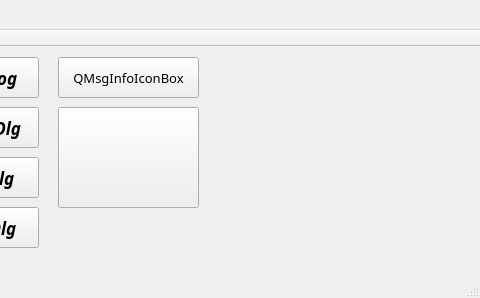
ShirleyLuoppx/QtStudy, file mainwindow.ui: the form before one commit; both pictures show x 462 to 942 and y 0 to 298 of the 942 by 298 pixel window.
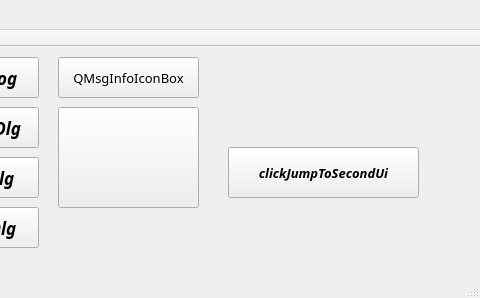
The form after the commit. Icons and pictures are not drawn.

Commit message: add login ui page and jump to ui page

The edit to the form file:
```diff
--- a/mainwindow.ui
+++ b/mainwindow.ui
@@ -241,6 +241,27 @@
      <string/>
     </property>
    </widget>
+   <widget class="QPushButton" name="pushButton_2">
+    <property name="geometry">
+     <rect>
+      <x>690</x>
+      <y>100</y>
+      <width>191</width>
+      <height>51</height>
+     </rect>
+    </property>
+    <property name="font">
+     <font>
+      <family>Arial Black</family>
+      <pointsize>10</pointsize>
+      <italic>true</italic>
+      <bold>true</bold>
+     </font>
+    </property>
+    <property name="text">
+     <string>clickJumpToSecondUi</string>
+    </property>
+   </widget>
   </widget>
   <widget class="QStatusBar" name="statusBar"/>
   <widget class="QMenuBar" name="menuBar">
```
The commit also changes 8 other files.
